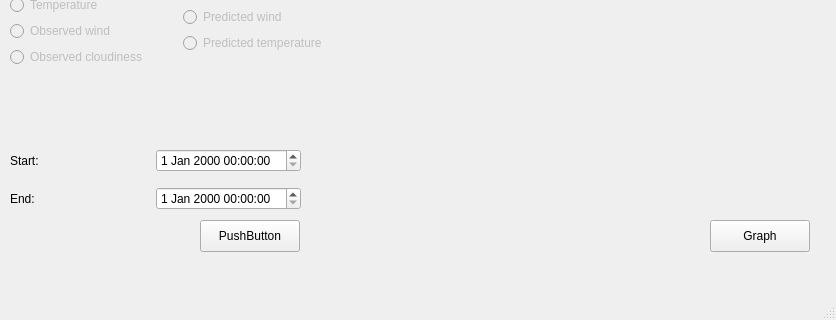
The window that rojekti/mainwindow.ui (victorzhj/roadConditionMonitor) describes before a commit, drawn with Qt 5; both pictures show x 0 to 836 and y 280 to 600 of the 836 by 600 pixel window.
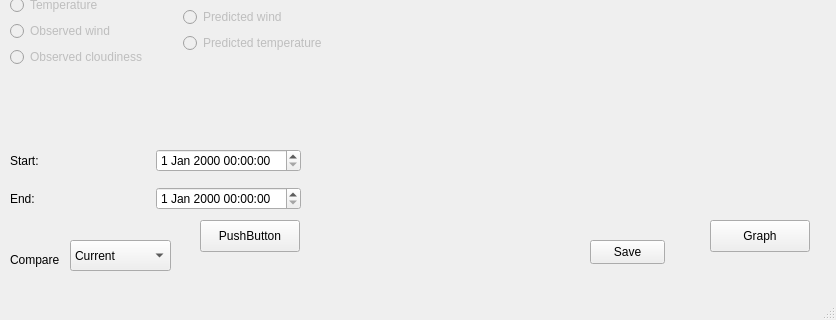
The same window after the commit.

Commit message: Tidying up the code and adding a save button

```diff
--- a/rojekti/mainwindow.ui
+++ b/rojekti/mainwindow.ui
@@ -341,6 +341,47 @@
      </item>
     </layout>
    </widget>
+   <widget class="QPushButton" name="saveButton">
+    <property name="geometry">
+     <rect>
+      <x>590</x>
+      <y>520</y>
+      <width>75</width>
+      <height>24</height>
+     </rect>
+    </property>
+    <property name="text">
+     <string>Save</string>
+    </property>
+   </widget>
+   <widget class="QComboBox" name="CompareDropdown">
+    <property name="geometry">
+     <rect>
+      <x>70</x>
+      <y>520</y>
+      <width>101</width>
+      <height>31</height>
+     </rect>
+    </property>
+    <item>
+     <property name="text">
+      <string>Current</string>
+     </property>
+    </item>
+   </widget>
+   <widget class="QLabel" name="label_3">
+    <property name="geometry">
+     <rect>
+      <x>10</x>
+      <y>530</y>
+      <width>61</width>
+      <height>20</height>
+     </rect>
+    </property>
+    <property name="text">
+     <string>Compare</string>
+    </property>
+   </widget>
   </widget>
   <widget class="QMenuBar" name="menubar">
    <property name="geometry">
```
The commit also changes 10 other files.
